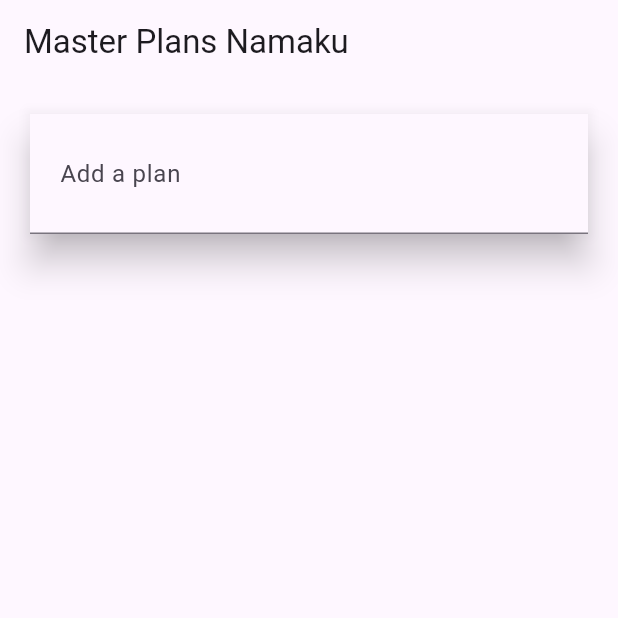
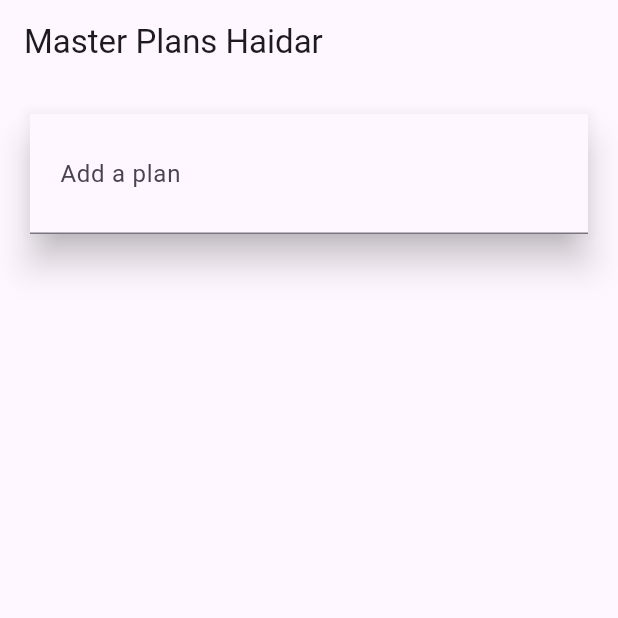
Before and after one commit to Haidarly2/09-2241720258-Pertemuan-10, a Flutter app: the screen it shows after launch, on a phone screen of 412 x 824 dp, the top half of it. Run offline on Flutter 3.47's test engine with Material 3 defaults, Android fonts, the phone set to English and light mode, and no system bars.

Commit message:
commit minor changes praktikum 3

```diff
--- a/master_plan/lib/views/plan_creator_screen.dart
+++ b/master_plan/lib/views/plan_creator_screen.dart
@@ -23,7 +23,7 @@ class _PlanCreatorScreenState extends State<PlanCreatorScreen> {
   Widget build(BuildContext context) {
     return Scaffold(
       // ganti ‘Namaku' dengan nama panggilan Anda
-      appBar: AppBar(title: const Text('Master Plans Namaku')),
+      appBar: AppBar(title: const Text('Master Plans Haidar')),
       body: Column(children: [
         _buildListCreator(),
         Expanded(child: _buildMasterPlans())
```
